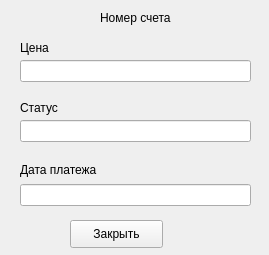
Old version of the form client/ui/billingwindow.ui in the repository ArchivedProje/bsbd.
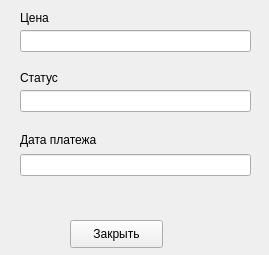
New version of the form.

```diff
--- a/client/ui/billingwindow.ui
+++ b/client/ui/billingwindow.ui
@@ -13,20 +13,7 @@
   <property name="windowTitle">
    <string>Form</string>
   </property>
-  <widget class="QLabel" name="label">
-   <property name="geometry">
-    <rect>
-     <x>100</x>
-     <y>10</y>
-     <width>81</width>
-     <height>16</height>
-    </rect>
-   </property>
-   <property name="text">
-    <string>Номер счета</string>
-   </property>
-  </widget>
-  <widget class="QPushButton" name="pushButton">
+  <widget class="QPushButton" name="closeBtn">
    <property name="geometry">
     <rect>
      <x>70</x>
@@ -43,7 +30,7 @@
    <property name="geometry">
     <rect>
      <x>20</x>
-     <y>60</y>
+     <y>30</y>
      <width>231</width>
      <height>22</height>
     </rect>
@@ -53,7 +40,7 @@
    <property name="geometry">
     <rect>
      <x>20</x>
-     <y>40</y>
+     <y>10</y>
      <width>55</width>
      <height>16</height>
     </rect>
@@ -66,7 +53,7 @@
    <property name="geometry">
     <rect>
      <x>20</x>
-     <y>120</y>
+     <y>90</y>
      <width>231</width>
      <height>22</height>
     </rect>
@@ -79,7 +66,7 @@
    <property name="geometry">
     <rect>
      <x>20</x>
-     <y>100</y>
+     <y>70</y>
      <width>55</width>
      <height>16</height>
     </rect>
@@ -92,7 +79,7 @@
    <property name="geometry">
     <rect>
      <x>20</x>
-     <y>184</y>
+     <y>154</y>
      <width>231</width>
      <height>22</height>
     </rect>
@@ -105,7 +92,7 @@
    <property name="geometry">
     <rect>
      <x>20</x>
-     <y>160</y>
+     <y>130</y>
      <width>101</width>
      <height>20</height>
     </rect>
```
Left out of the diff: 6 changed lines with no effect on the pictures.
